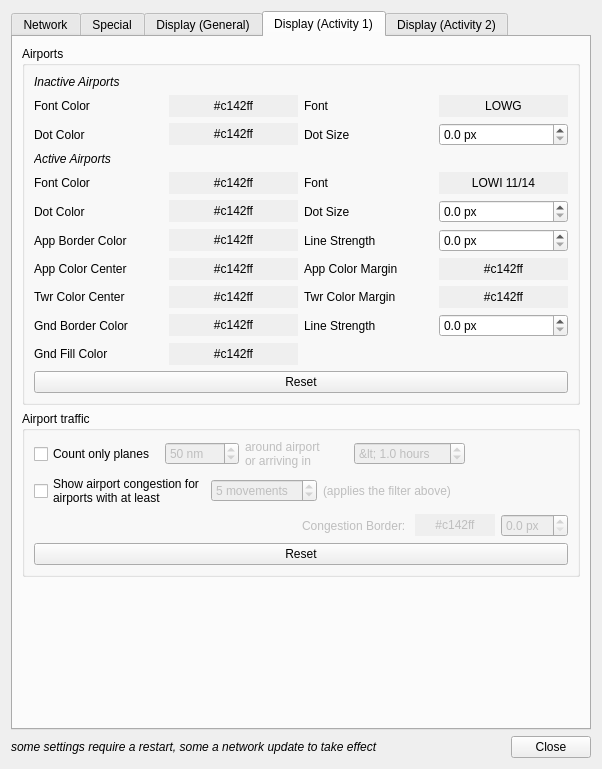
Before: the Qt Designer form branches/jonas_unstable/QuteScoop/gui/PreferencesDialog.ui in qutescoop/qutescoop, drawn with Qt 5.
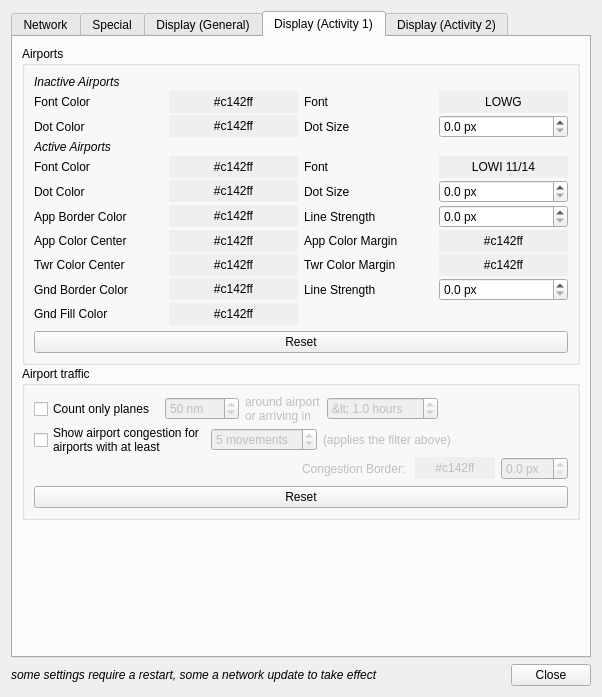
After: the same form once the commit is applied. The open tabs and pages were chosen to show the change. Icons and pictures are not drawn.

```diff
--- a/branches/jonas_unstable/QuteScoop/gui/PreferencesDialog.ui
+++ b/branches/jonas_unstable/QuteScoop/gui/PreferencesDialog.ui
@@ -7,7 +7,7 @@
     <x>0</x>
     <y>0</y>
     <width>602</width>
-    <height>769</height>
+    <height>697</height>
    </rect>
   </property>
   <property name="windowTitle">
@@ -901,7 +901,10 @@
       <attribute name="title">
        <string>Display (Activity 1)</string>
       </attribute>
-      <layout class="QVBoxLayout" name="verticalLayout_4">
+      <layout class="QVBoxLayout" name="verticalLayout_9">
+       <property name="spacing">
+        <number>1</number>
+       </property>
        <item>
         <widget class="QGroupBox" name="groupBoxAirports">
          <property name="title">
@@ -910,6 +913,9 @@
          <layout class="QVBoxLayout" name="verticalLayout_5">
           <item>
            <layout class="QGridLayout" name="gridLayout_3">
+            <property name="verticalSpacing">
+             <number>2</number>
+            </property>
             <item row="2" column="0">
              <widget class="QLabel" name="label_52">
               <property name="text">
@@ -1358,16 +1364,20 @@
           <string>Airport traffic</string>
          </property>
          <layout class="QVBoxLayout" name="verticalLayout_2">
+          <property name="spacing">
+           <number>6</number>
+          </property>
+          <item>
+           <layout class="QVBoxLayout" name="verticalLayout_4">
+            <property name="spacing">
+             <number>0</number>
+            </property>
           <item>
            <layout class="QGridLayout" name="gridLayout">
-            <item row="0" column="0">
-             <widget class="QCheckBox" name="cbFilterTraffic">
-              <property name="text">
-               <string>Count only planes </string>
+              <property name="horizontalSpacing">
+               <number>6</number>
               </property>
-             </widget>
-            </item>
-            <item row="0" column="1">
+              <item row="1" column="1">
              <widget class="QSpinBox" name="spFilterDistance">
               <property name="enabled">
                <bool>false</bool>
@@ -1389,7 +1399,7 @@
               </property>
              </widget>
             </item>
-            <item row="0" column="2">
+              <item row="1" column="2">
              <widget class="QLabel" name="label_49">
               <property name="enabled">
                <bool>false</bool>
@@ -1403,20 +1413,7 @@
               </property>
              </widget>
             </item>
-            <item row="1" column="2">
-             <spacer name="horizontalSpacer">
-              <property name="orientation">
-               <enum>Qt::Horizontal</enum>
-              </property>
-              <property name="sizeHint" stdset="0">
-               <size>
-                <width>0</width>
-                <height>0</height>
-               </size>
-              </property>
-             </spacer>
-            </item>
-            <item row="0" column="3">
+              <item row="1" column="3">
              <widget class="QDoubleSpinBox" name="spFilterArriving">
               <property name="enabled">
                <bool>false</bool>
@@ -1438,7 +1435,7 @@
               </property>
              </widget>
             </item>
-            <item row="0" column="4">
+              <item row="1" column="4">
              <spacer name="horizontalSpacer_2">
               <property name="orientation">
                <enum>Qt::Horizontal</enum>
@@ -1451,10 +1448,20 @@
               </property>
              </spacer>
             </item>
+              <item row="1" column="0">
+               <widget class="QCheckBox" name="cbFilterTraffic">
+                <property name="text">
+                 <string>Count only planes </string>
+                </property>
+               </widget>
+              </item>
            </layout>
           </item>
           <item>
            <layout class="QGridLayout" name="gridLayout_2">
+              <property name="horizontalSpacing">
+               <number>6</number>
+              </property>
             <item row="1" column="0">
              <widget class="QCheckBox" name="cbShowCongestion">
               <property name="text">
@@ -1506,6 +1513,9 @@
           </item>
           <item>
            <layout class="QGridLayout" name="gridLayout_4">
+              <property name="horizontalSpacing">
+               <number>6</number>
+              </property>
             <item row="0" column="1">
              <widget class="QLabel" name="label_59">
               <property name="enabled">
@@ -1569,6 +1579,8 @@
             </item>
            </layout>
           </item>
+           </layout>
+          </item>
           <item>
            <widget class="QPushButton" name="buttonResetAirportTraffic">
             <property name="text">
@@ -1579,19 +1591,6 @@
          </layout>
         </widget>
        </item>
-       <item>
-        <spacer name="verticalSpacer_2">
-         <property name="orientation">
-          <enum>Qt::Vertical</enum>
-         </property>
-         <property name="sizeHint" stdset="0">
-          <size>
-           <width>20</width>
-           <height>40</height>
-          </size>
-         </property>
-        </spacer>
-       </item>
        <item>
         <spacer name="verticalSpacer_3">
          <property name="orientation">
```
Left out of the diff: 3 changed lines with no effect on the pictures. Lines whose indentation alone changed are shown as unchanged.
